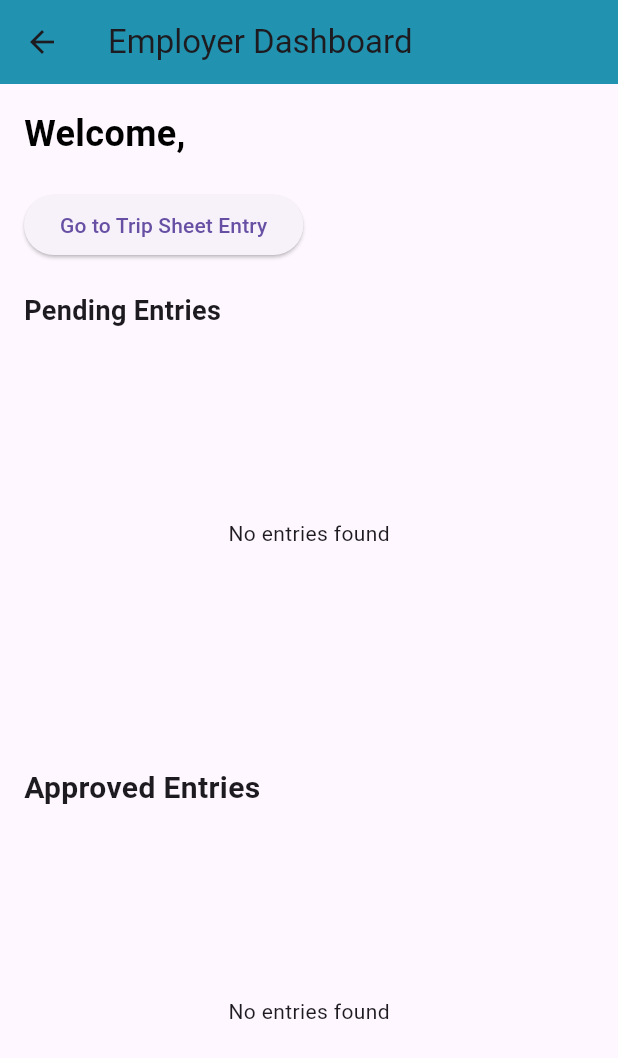
After one commit to alibabakutty/database_app, a Flutter app: the Dashboard screen opened by its route, on a phone screen of 412 x 824 dp. The commit adds this screen. Shown: the top 1058 px of the screen. Run offline on Flutter 3.47's test engine with Material 3 defaults, Android fonts, the phone set to English and light mode, and no system bars; our stand-ins replace cloud_firestore, firebase_auth, firebase_core, google_fonts; accounts and stored records are empty.

Commit message:
starting level dashboard is success to show pending entries and approved entries

```diff
--- a/lib/main.dart
+++ b/lib/main.dart
@@ -1,4 +1,5 @@
 import 'package:database_app/firebase_options.dart';
+import 'package:database_app/screens/dashboard.dart';
 import 'package:database_app/screens/home_page.dart';
 import 'package:database_app/screens/login_page.dart';
 import 'package:flutter/material.dart';
@@ -9,7 +10,8 @@ Future<void> main() async {
   WidgetsFlutterBinding.ensureInitialized();
   await Firebase.initializeApp(
     options: DefaultFirebaseOptions.currentPlatform,
-  ); // Initialize Firebase
+  );
+  // Initialize Firebase
   runApp(const DatabaseApp());
 }
 
@@ -28,6 +30,7 @@ class DatabaseApp extends StatelessWidget {
             const LoginPage(isEmployer: true), // Employer Login page
         '/employee_login': (context) =>
             const LoginPage(isEmployer: false), // Employee Login page route
+        '/dashboard': (context) => const Dashboard(),
         '/home': (context) => HomePage(), // Home page route
       },
     );
--- a/lib/models/trip_sheet.dart
+++ b/lib/models/trip_sheet.dart
@@ -1,7 +1,7 @@
 import 'package:cloud_firestore/cloud_firestore.dart';
 
 class TripSheet {
-  final int no;
+  late int no;
   final String jobNo;
   final DateTime date;
   final String vehicleNo;
@@ -87,7 +87,7 @@ class TripSheet {
     required this.approvedBalance,
     required this.verifiedBy,
     required this.passedBy,
-    this.isApproved = false,
+    required this.isApproved,
     required this.timestamp,
   });
 
@@ -199,7 +199,9 @@ class TripSheet {
           : double.tryParse(data['approved_balance'].toString()) ?? 0.0,
       verifiedBy: data['verified_by'] ?? '',
       passedBy: data['passed_by'] ?? '',
-      isApproved: data['is_approved'] ?? false,
+      isApproved: data['is_approved'] is String
+          ? data['is_approved'] == 'true'  // convert string to boolean
+          : data['is_approved'] ?? 'false', // default to false if not boolean
       timestamp: (data['timestamp'] as Timestamp).toDate(),
     );
   }
--- a/lib/models/user_model.dart
+++ b/lib/models/user_model.dart
@@ -20,11 +20,11 @@ class UserModel {
   // convert data from Firestore to UserModel object
   factory UserModel.fromFirestore(Map<String, dynamic> data) {
     return UserModel(
-      userNo: data['user_no'],
-      userName: data['user_name'],
-      userEmail: data['user_email'],
-      userPassword: data['user_password'],
-      phoneNo: data['phone_no'],
+      userNo: data['user_no'] ?? '',
+      userName: data['user_name'] ?? '',
+      userEmail: data['user_email'] ?? '',
+      userPassword: data['user_password'] ?? '',
+      phoneNo: data['phone_no'] ?? '',
       isEmployer: data['is_employer'] ?? false,
       createdAt: DateTime.parse(
           data['created_at'] ?? DateTime.now().toIso8601String()),
--- /dev/null
+++ b/lib/screens/dashboard.dart
@@ -0,0 +1,159 @@
+import 'package:database_app/authentication/auth.dart';
+import 'package:database_app/models/trip_sheet.dart';
+import 'package:database_app/models/user_model.dart';
+import 'package:database_app/services/firebase_service.dart';
+import 'package:firebase_auth/firebase_auth.dart';
+import 'package:flutter/material.dart';
+
+class Dashboard extends StatefulWidget {
+  const Dashboard({super.key});
+
+  @override
+  State<Dashboard> createState() => _DashboardState();
+}
+
+class _DashboardState extends State<Dashboard> {
+  late Future<List<TripSheet>> _tripSheetFuture;
+  final User? user = Auth().currentUser;
+  final Auth _auth = Auth();
+  UserModel? userModel;
+  List<TripSheet> pendingEntries = [];
+  List<TripSheet> approvedEntries = [];
+  bool isLoading = true;
+
+  @override
+  void initState() {
+    super.initState();
+    fetchUserDetails();
+    fetchEntries();
+  }
+
+  Future<void> fetchUserDetails() async {
+    User? firebaseUser = FirebaseAuth.instance.currentUser;
+    if (firebaseUser != null) {
+      userModel = await _auth.getUserData(firebaseUser.uid);
+      setState(() {});
+    }
+  }
+
+  Future<void> fetchEntries() async {
+    FirebaseService firebaseService = FirebaseService();
+
+    // Fetch pending and approved entries
+    List<TripSheet> pending =
+        await firebaseService.getTripSheetsByApproval(false);
+    List<TripSheet> approved =
+        await firebaseService.getTripSheetsByApproval(true);
+
+    setState(() {
+      pendingEntries = pending;
+      approvedEntries = approved;
+      isLoading = false;
+    });
+  }
+
+  @override
+  Widget build(BuildContext context) {
+    return Scaffold(
+      appBar: AppBar(
+        title: const Text('Employer Dashboard'),
+        backgroundColor: const Color(0xFF2193b0),
+      ),
+      body: Padding(
+        padding: const EdgeInsets.all(16.0),
+        child: Column(
+          crossAxisAlignment: CrossAxisAlignment.start,
+          children: [
+            Text(
+              userModel?.userName != null && userModel!.userName.isNotEmpty
+                  ? "Welcome, ${userModel!.userName}"
+                  : "Welcome, ${userModel?.phoneNo ?? 'User Info'}",
+              style: const TextStyle(
+                  fontSize: 24,
+                  fontWeight: FontWeight.bold,
+                  color: Colors.black),
+            ),
+            const SizedBox(height: 20),
+            // Trip sheet Entry button
+            ElevatedButton(
+              onPressed: () {
+                Navigator.pushNamed(context, '/home');
+              },
+              child: const Text('Go to Trip Sheet Entry'),
+            ),
+            const SizedBox(height: 20),
+            // Pending entries section
+            Expanded(
+              child: Column(
+                crossAxisAlignment: CrossAxisAlignment.start,
+                children: [
+                  const Text(
+                    'Pending Entries',
+                    style: TextStyle(fontSize: 18, fontWeight: FontWeight.bold),
+                  ),
+                  // Display pending entries
+                  Expanded(
+                    child: _buildEntriesList(isApproved: false),
+                  ),
+                ],
+              ),
+            ),
+            const SizedBox(height: 20),
+            // Approved Entries Section
+            Expanded(
+              child: Column(
+                crossAxisAlignment: CrossAxisAlignment.start,
+                children: [
+                  const Text(
+                    'Approved Entries',
+                    style: TextStyle(fontSize: 20, fontWeight: FontWeight.bold),
+                  ),
+                  // Display approved entries
+                  Expanded(
+                    child: _buildEntriesList(isApproved: true),
+                  ),
+                ],
+              ),
+            ),
+          ],
+        ),
+      ),
+    );
+  }
+
+  Widget _buildEntriesList({required bool isApproved}) {
+    // Determine which list to display
+    List<TripSheet> entries = isApproved ? approvedEntries : pendingEntries;
+
+    if (isLoading) {
+      return const Center(child: CircularProgressIndicator());
+    }
+
+    if (entries.isEmpty) {
+      return const Center(child: Text("No entries found"));
+    }
+
+    return ListView.builder(
+      itemCount: entries.length,
+      itemBuilder: (context, index) {
+        TripSheet entry = entries[index];
+        return Card(
+          child: ListTile(
+            title: Text("No: ${entry.no}, Job No: ${entry.jobNo}"),
+            subtitle: Text(
+                "Vehicle No: ${entry.vehicleNo}, From: ${entry.fromLocation}"),
+            trailing: isApproved
+                ? const Icon(
+                    Icons.check_circle,
+                    color: Colors.green,
+                  )
+                : const Icon(
+                    Icons.pending,
+                    color: Colors.orange,
+                  ),
+          ),
+        );
+      },
+    );
+  }
+}
--- a/lib/screens/login_page.dart
+++ b/lib/screens/login_page.dart
@@ -54,7 +54,7 @@ class _LoginPageState extends State<LoginPage> {
       }
       if (mounted) {
         Navigator.of(context).pushReplacementNamed(
-          '/home',
+          widget.isEmployer ? '/dashboard' : '/home',
           arguments: widget.isEmployer,
         ); // pass the isemployer flag
       }
@@ -82,7 +82,7 @@ class _LoginPageState extends State<LoginPage> {
           await saveUserToFirestore(userCredential);
           if (mounted) {
             Navigator.of(context).pushReplacementNamed(
-              '/home',
+              widget.isEmployer ? '/dashboard' : '/home',
               arguments: widget.isEmployer, // pass the isemployer flag
             );
           }
@@ -118,7 +118,7 @@ class _LoginPageState extends State<LoginPage> {
         await saveUserToFirestore(userCredential);
         if (mounted) {
           Navigator.of(context).pushReplacementNamed(
-            '/home',
+            widget.isEmployer ? '/dashboard' : '/home',
             arguments: widget.isEmployer, // pass the isemployer flag
           );
         } else {
```
Also changed, not shown: lib/services/firebase_service.dart (+18 -1 lines).
